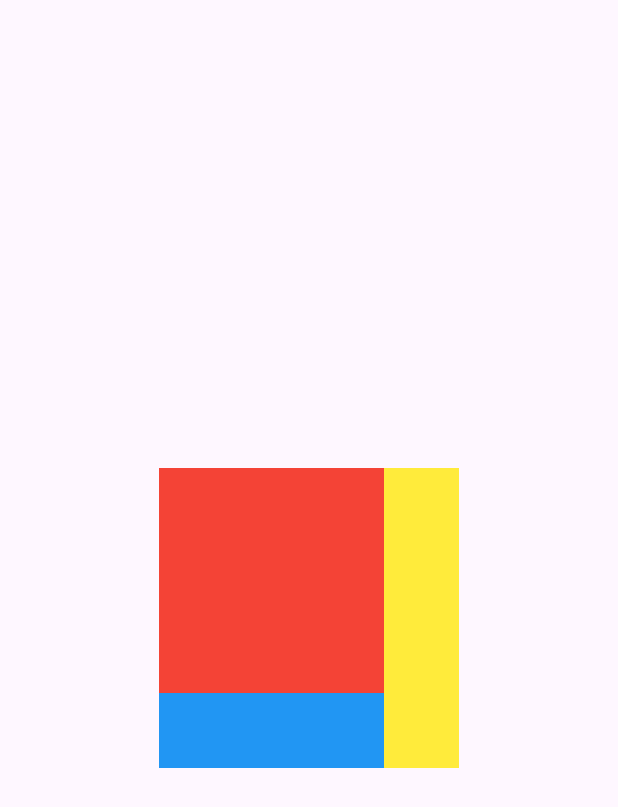
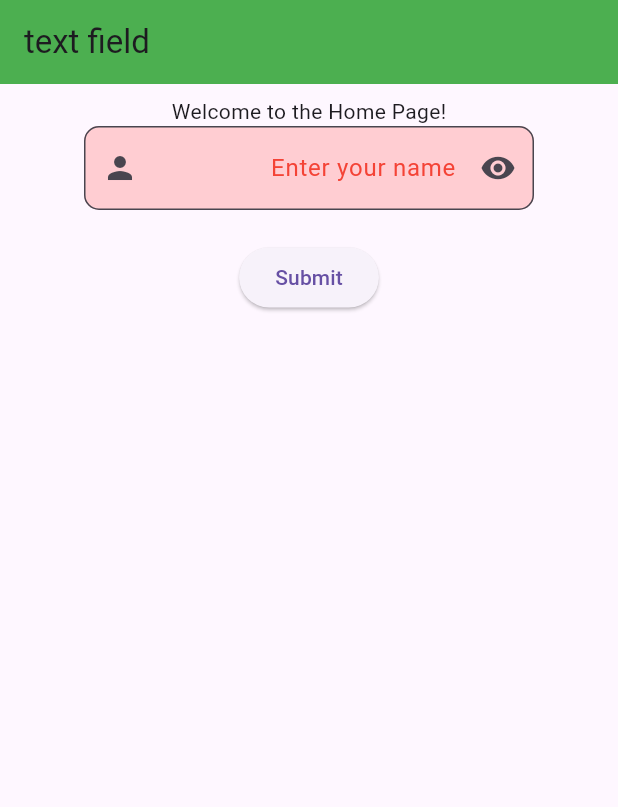
Before and after one commit to Yamen-2004/Flutter_learning, a Flutter app: the screen it shows after launch, on a phone screen of 412 x 824 dp. Shown: the top 807 px of the screen. Run offline on Flutter 3.47's test engine with Material 3 defaults, Android fonts, the phone set to English and light mode, and no system bars.

Commit message:
this is session 13

```diff
--- a/lib/main.dart
+++ b/lib/main.dart
@@ -1,4 +1,5 @@
 import 'package:flutter/material.dart';
+import 'package:flutter_learning/screen2.dart';
 
 void main() {
   runApp(const MyApp());
@@ -10,21 +11,67 @@ class MyApp extends StatelessWidget {
   @override
   Widget build(BuildContext context) {
     return MaterialApp(
-      home: Scaffold(
-        body: Center(
-          child: Stack(
-            children: [
-              Container(width: 200, height: 200, color: Colors.blue),
-              Container(width: 150, height: 150, color: Colors.red),
-              Positioned(
-                bottom: 0,
-                right: 0,
-                left: 150,
-                top: 0,
-                child: Container(width: 50, height: 50, color: Colors.yellow),
+      routes: {
+        "/": (context) => HomePage(),
+        "/screen2": (context) => screen2(),
+      },
+    );
+  }
+}
+
+class HomePage extends StatefulWidget {
+  @override
+  State<HomePage> createState() => _HomePageState();
+}
+
+class _HomePageState extends State<HomePage> {
+  TextEditingController phone = TextEditingController();
+
+  @override
+  Widget build(BuildContext context) {
+    return Scaffold(
+      appBar: AppBar(title: Text('text field'), backgroundColor: Colors.green),
+      body: Padding(
+        padding: const EdgeInsets.all(8.0),
+        child: Column(
+          children: [
+            Center(child: Text('Welcome to the Home Page!')),
+
+            Container(
+              width: 300,
+              child: TextField(
+                controller: phone,
+                onChanged: (value) => {
+                    setState(() {})
+                },
+
+                textAlign: TextAlign.end,
+                maxLines: 1,
+
+                decoration: InputDecoration(
+                  fillColor: Colors.red[100],
+                  filled: true,
+                  prefixIcon: Icon(Icons.person),
+                  suffixIcon: Icon(Icons.remove_red_eye),
+                  hintText: 'Enter your name',
+                  hintStyle: TextStyle(color: Colors.red),
+                  border: OutlineInputBorder(
+                    borderRadius: BorderRadius.circular(10),
+                  ),
+                ),
               ),
-            ],
-          ),
+            ),
+
+            Center(child: Text(phone.text)),
+
+            ElevatedButton(
+              onPressed: () {
+                setState(() {});
+                print(phone.text);
+              },
+              child: Text('Submit'),
+            ),
+          ],
         ),
       ),
     );
```
Also changed, not shown: 40 other files.
